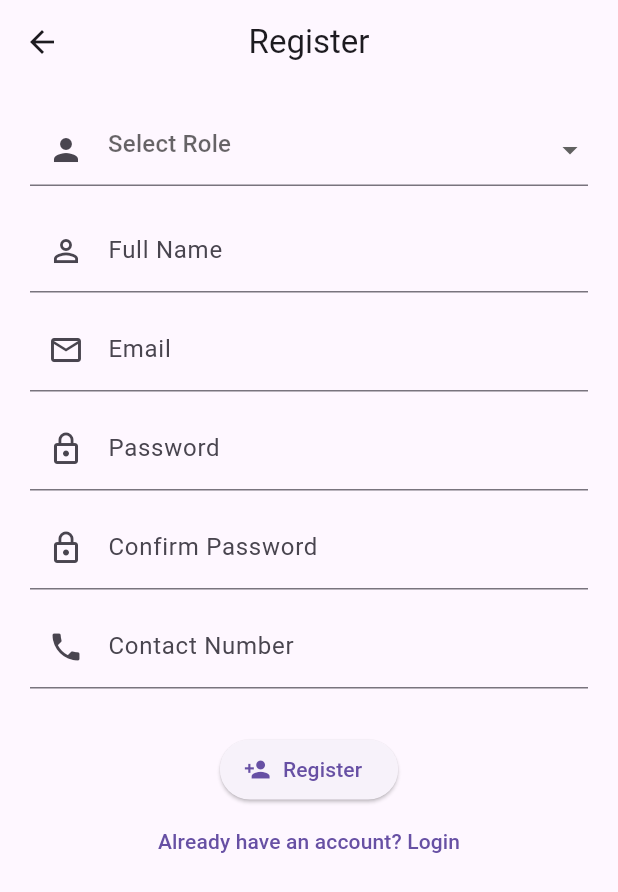
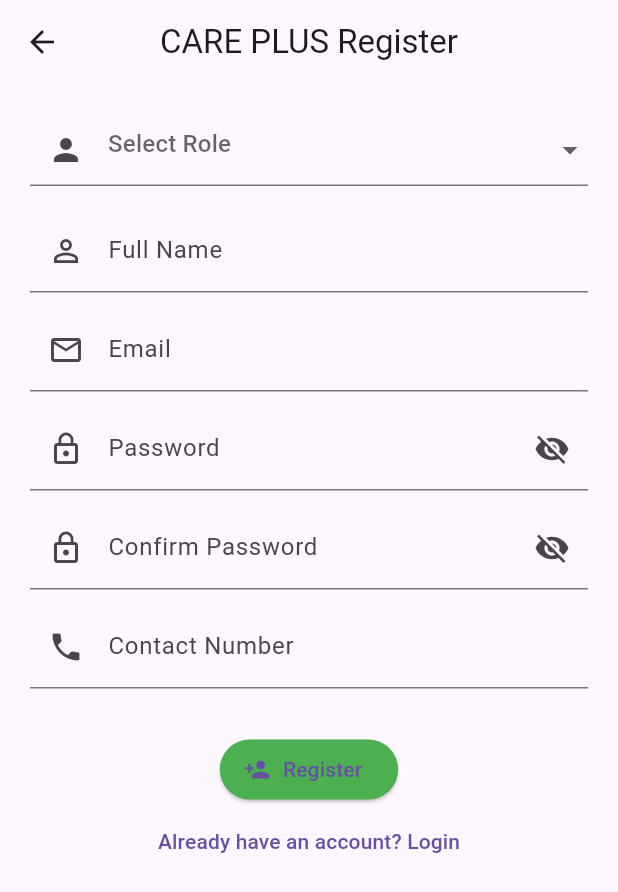
Before and after one commit to SECJ3623-MAP-24252/map-group-project-family-guy, a Flutter app: the SignUpScreen screen opened by its route, on a phone screen of 412 x 824 dp. Shown: the top 892 px of the screen. Run offline on Flutter 3.47's test engine with Material 3 defaults, Android fonts, the phone set to English and light mode, and no system bars.

Commit message:
Update signup.dart
change register to CARE PLUS register

```diff
--- a/Care+/lib/signup.dart
+++ b/Care+/lib/signup.dart
@@ -34,9 +34,11 @@ class _SignUpScreenState extends State<SignUpScreen> {
 
   final _formKey = GlobalKey<FormState>();
 
+  bool _obscurePassword = true;
+  bool _obscureConfirmPassword = true;
+
   void handleSignUp() {
     if (_formKey.currentState!.validate()) {
-      // Perform sign-up logic (e.g. Firebase or backend integration)
       print("Sign-up successful!");
       Navigator.pushReplacementNamed(context, '/login');
     }
@@ -45,14 +47,13 @@ class _SignUpScreenState extends State<SignUpScreen> {
   @override
   Widget build(BuildContext context) {
     return Scaffold(
-      appBar: AppBar(title: Text("Register"), centerTitle: true),
+      appBar: AppBar(title: Text("CARE PLUS Register"), centerTitle: true),
       body: SingleChildScrollView(
         padding: EdgeInsets.all(20),
         child: Form(
           key: _formKey,
           child: Column(
             children: [
-              // Role selection
               DropdownButtonFormField<String>(
                 value: selectedRole,
                 hint: Text("Select Role"),
@@ -65,13 +66,10 @@ class _SignUpScreenState extends State<SignUpScreen> {
                   });
                 },
                 validator: (value) => value == null ? 'Please select a role' : null,
-                decoration: InputDecoration(
-                  prefixIcon: Icon(Icons.person),
-                ),
+                decoration: InputDecoration(prefixIcon: Icon(Icons.person)),
               ),
               SizedBox(height: 15),
 
-              // Name, Email, Password fields
               TextFormField(
                 controller: nameController,
                 decoration: InputDecoration(
@@ -81,6 +79,7 @@ class _SignUpScreenState extends State<SignUpScreen> {
                 validator: (value) => value == null || value.isEmpty ? 'Name is required' : null,
               ),
               SizedBox(height: 10),
+
               TextFormField(
                 controller: emailController,
                 decoration: InputDecoration(
@@ -91,27 +90,45 @@ class _SignUpScreenState extends State<SignUpScreen> {
                 validator: (value) => value != null && value.contains('@') ? null : 'Enter a valid email',
               ),
               SizedBox(height: 10),
+
               TextFormField(
                 controller: passwordController,
-                obscureText: true,
+                obscureText: _obscurePassword,
                 decoration: InputDecoration(
                   labelText: "Password",
                   prefixIcon: Icon(Icons.lock_outline),
+                  suffixIcon: IconButton(
+                    icon: Icon(_obscurePassword ? Icons.visibility_off : Icons.visibility),
+                    onPressed: () {
+                      setState(() {
+                        _obscurePassword = !_obscurePassword;
+                      });
+                    },
+                  ),
                 ),
                 validator: (value) => value != null && value.length >= 6 ? null : 'Minimum 6 characters required',
               ),
               SizedBox(height: 10),
+
               TextFormField(
                 controller: confirmPasswordController,
-                obscureText: true,
+                obscureText: _obscureConfirmPassword,
                 decoration: InputDecoration(
                   labelText: "Confirm Password",
                   prefixIcon: Icon(Icons.lock_outline),
+                  suffixIcon: IconButton(
+                    icon: Icon(_obscureConfirmPassword ? Icons.visibility_off : Icons.visibility),
+                    onPressed: () {
+                      setState(() {
+                        _obscureConfirmPassword = !_obscureConfirmPassword;
+                      });
+                    },
+                  ),
                 ),
                 validator: (value) => value == passwordController.text ? null : 'Passwords do not match',
               ),
               SizedBox(height: 10),
-              // Contact Number Field
+
               TextFormField(
                 controller: contactNumberController,
                 decoration: InputDecoration(
@@ -129,7 +146,6 @@ class _SignUpScreenState extends State<SignUpScreen> {
                 },
               ),
 
-              // Guardian Section
               if (selectedRole == "Guardian") ...[
                 SizedBox(height: 20),
                 TextFormField(
@@ -150,18 +166,14 @@ class _SignUpScreenState extends State<SignUpScreen> {
                   onChanged: (value) {
                     setState(() {
                       selectedRelationship = value;
-                      // If "Other" is selected, show the manual input field
                       if (selectedRelationship == "Other") {
-                        customRelationshipController.text = ''; // Clear the custom text if "Other" is selected
+                        customRelationshipController.text = '';
                       }
                     });
                   },
                   validator: (value) => value == null ? 'Please select a relationship' : null,
-                  decoration: InputDecoration(
-                    prefixIcon: Icon(Icons.link),
-                  ),
+                  decoration: InputDecoration(prefixIcon: Icon(Icons.link)),
                 ),
-                // If "Other" is selected, show a text field to input the custom relationship
                 if (selectedRelationship == "Other") ...[
                   SizedBox(height: 15),
                   TextFormField(
@@ -175,7 +187,6 @@ class _SignUpScreenState extends State<SignUpScreen> {
                 ],
               ],
 
-              // Senior Section
               if (selectedRole == "Senior") ...[
                 SizedBox(height: 20),
                 Card(
@@ -189,8 +200,6 @@ class _SignUpScreenState extends State<SignUpScreen> {
                         Text("Medical History", style: TextStyle(fontSize: 18, fontWeight: FontWeight.bold, color: Colors.blueAccent)),
                         Divider(),
                         SizedBox(height: 10),
-
-                        // Existing Conditions Dropdown
                         DropdownButtonFormField<String>(
                           value: selectedCondition,
                           hint: Text("Select Existing Condition"),
@@ -203,9 +212,7 @@ class _SignUpScreenState extends State<SignUpScreen> {
                             });
                           },
                           validator: (value) => value == null ? 'Please select a condition' : null,
-                          decoration: InputDecoration(
-                            prefixIcon: Icon(Icons.medical_services),
-                          ),
+                          decoration: InputDecoration(prefixIcon: Icon(Icons.medical_services)),
                         ),
                         if (selectedCondition == 'Other') ...[
                           SizedBox(height: 10),
@@ -220,8 +227,6 @@ class _SignUpScreenState extends State<SignUpScreen> {
                           ),
                         ],
                         SizedBox(height: 15),
-
-                        // Allergies and Medications
                         TextFormField(
                           controller: allergiesController,
                           decoration: InputDecoration(
@@ -251,6 +256,9 @@ class _SignUpScreenState extends State<SignUpScreen> {
               ElevatedButton.icon(
                 icon: Icon(Icons.person_add),
                 label: Text("Register"),
+                style: ElevatedButton.styleFrom(
+                  backgroundColor: Colors.green, // Use backgroundColor instead of primary
+                ),
                 onPressed: handleSignUp,
               ),
               TextButton(
@@ -284,8 +292,7 @@ class _SignUpScreenState extends State<SignUpScreen> {
             ElevatedButton(
               onPressed: () {
                 String phone = phoneController.text.trim();
-                if (phone.isNotEmpty &&
-                    RegExp(r'^\+?\d{9,15}$').hasMatch(phone)) {
+                if (phone.isNotEmpty && RegExp(r'^\+?\d{9,15}$').hasMatch(phone)) {
                   print("Phone: $phone");
                   print("Role: $selectedRole");
                   Navigator.of(context).pop();
@@ -294,9 +301,7 @@ class _SignUpScreenState extends State<SignUpScreen> {
                   );
                 } else {
                   ScaffoldMessenger.of(context).showSnackBar(
-                    SnackBar(
-                      content: Text("Please enter a valid phone number"),
-                    ),
+                    SnackBar(content: Text("Please enter a valid phone number at least 9 digits")),
                   );
                 }
               },
```
